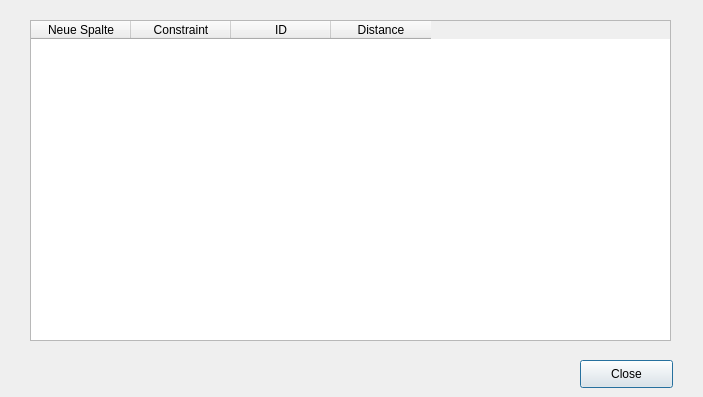
The window that pipeline_planner_dialog_base.ui (ValonSinani/Pipeline-Planner) describes before a commit, drawn with Qt 5.
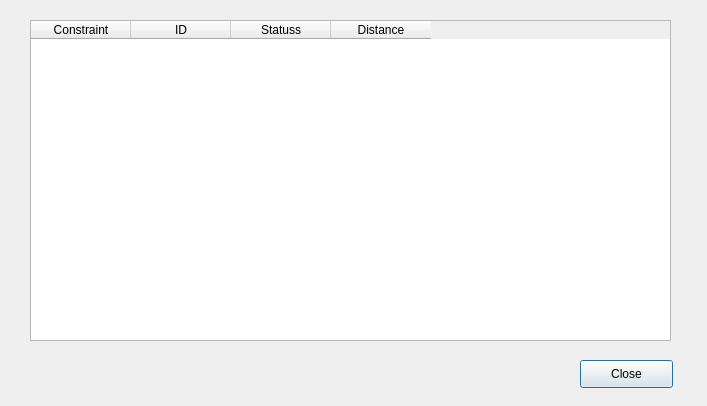
The same window after the commit.

Commit message: Populated impact table with raptors, eagles, and buowls

```diff
--- a/pipeline_planner_dialog_base.ui
+++ b/pipeline_planner_dialog_base.ui
@@ -6,8 +6,8 @@
    <rect>
     <x>0</x>
     <y>0</y>
-    <width>703</width>
-    <height>397</height>
+    <width>707</width>
+    <height>406</height>
    </rect>
   </property>
   <property name="windowTitle">
@@ -25,11 +25,6 @@
    <property name="alternatingRowColors">
     <bool>true</bool>
    </property>
-   <column>
-    <property name="text">
-     <string>Neue Spalte</string>
-    </property>
-   </column>
    <column>
     <property name="text">
      <string>Constraint</string>
@@ -40,6 +35,11 @@
      <string>ID</string>
     </property>
    </column>
+   <column>
+    <property name="text">
+     <string>Statuss</string>
+    </property>
+   </column>
    <column>
     <property name="text">
      <string>Distance</string>
```
The commit also changes 1 other file.
